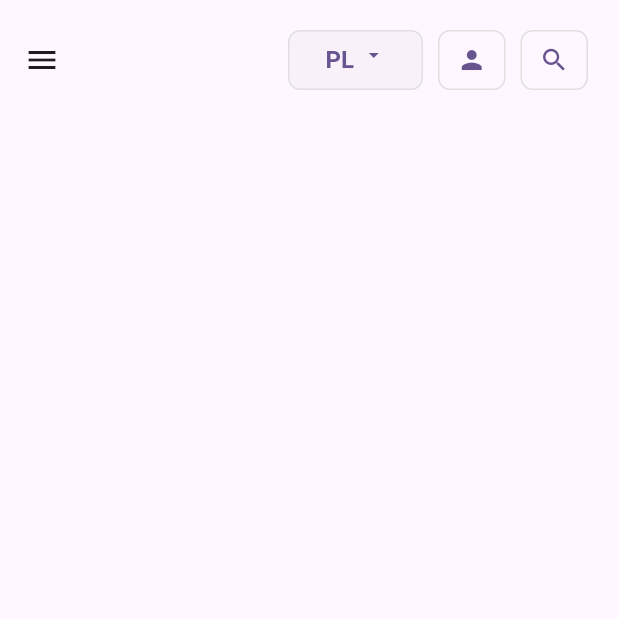
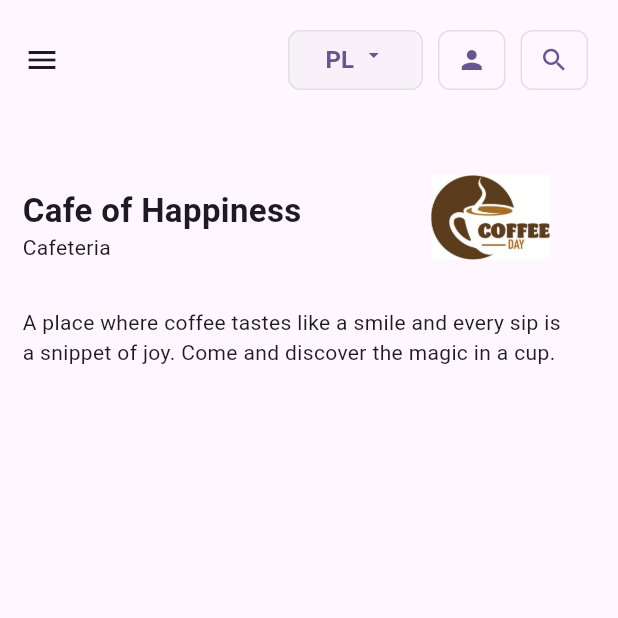
Before and after one commit to igorurbaniak/cafe_of_happiness_app, a Flutter app: the screen it shows after launch, on a phone screen of 412 x 824 dp, the top half of it. Run offline on Flutter 3.47's test engine with Material 3 defaults, Android fonts, the phone set to English and light mode, and no system bars.

Commit message:
Add HomeDiscription about the cafeteria and logo

```diff
--- a/lib/main.dart
+++ b/lib/main.dart
@@ -1,3 +1,4 @@
+import 'package:cafe_of_happiness_app/screens/home_screen.dart';
 import 'package:flutter/material.dart';
 
 void main() {
@@ -16,91 +17,7 @@ class MyApp extends StatelessWidget {
         colorScheme: ColorScheme.fromSeed(seedColor: Colors.deepPurple),
         useMaterial3: true,
       ),
-      home: Scaffold(
-        drawer: const Drawer(),
-        appBar: AppBar(
-          toolbarHeight: 80,
-          actions: [
-            Row(
-              children: [
-                SizedBox(
-                  height: 40,
-                  width: 90,
-                  child: ElevatedButton(
-                    style: ButtonStyle(
-                      elevation: MaterialStateProperty.all(0),
-                      shape: MaterialStateProperty.all(
-                        RoundedRectangleBorder(
-                          borderRadius: BorderRadius.circular(8),
-                          side: BorderSide(color: Colors.grey.shade300),
-                        ),
-                      ),
-                    ),
-                    onPressed: () {},
-                    child: const Wrap(
-                      children: [
-                        Text(
-                          'PL',
-                          style: TextStyle(
-                              fontWeight: FontWeight.w600, fontSize: 16),
-                        ),
-                        SizedBox(width: 5),
-                        Icon(
-                          Icons.arrow_drop_down,
-                          size: 16,
-                        ),
-                      ],
-                    ),
-                  ),
-                ),
-                const SizedBox(width: 10),
-                SizedBox(
-                  height: 40,
-                  width: 45,
-                  child: TextButton(
-                    style: ButtonStyle(
-                      elevation: MaterialStateProperty.all(0),
-                      shape: MaterialStateProperty.all(
-                        RoundedRectangleBorder(
-                          borderRadius: BorderRadius.circular(8),
-                          side: BorderSide(color: Colors.grey.shade300),
-                        ),
-                      ),
-                    ),
-                    child: const Icon(
-                      Icons.person,
-                      size: 20,
-                    ),
-                    onPressed: () {},
-                  ),
-                ),
-                const SizedBox(width: 10),
-                SizedBox(
-                  height: 40,
-                  width: 45,
-                  child: TextButton(
-                    style: ButtonStyle(
-                      elevation: MaterialStateProperty.all(0),
-                      shape: MaterialStateProperty.all(
-                        RoundedRectangleBorder(
-                          borderRadius: BorderRadius.circular(8),
-                          side: BorderSide(color: Colors.grey.shade300),
-                        ),
-                      ),
-                    ),
-                    child: const Icon(
-                      Icons.search,
-                      size: 20,
-                    ),
-                    onPressed: () {},
-                  ),
-                ),
-                SizedBox(width: 20),
-              ],
-            ),
-          ],
-        ),
-      ),
+      home: const HomeScreen(),
     );
   }
 }
--- /dev/null
+++ b/lib/screens/home_screen.dart
@@ -0,0 +1,11 @@
+import 'package:cafe_of_happiness_app/widgets/home_header.dart';
+import 'package:flutter/material.dart';
+
+class HomeScreen extends StatelessWidget {
+  const HomeScreen({super.key});
+
+  @override
+  Widget build(BuildContext context) {
+    return const HomeHeader();
+  }
+}
--- /dev/null
+++ b/lib/widgets/home_discription.dart
@@ -0,0 +1,49 @@
+import 'package:flutter/material.dart';
+
+class HomeDiscription extends StatelessWidget {
+  const HomeDiscription({super.key});
+
+  @override
+  Widget build(BuildContext context) {
+    return Container(
+      width: double.infinity,
+      height: 200,
+      padding: const EdgeInsets.only(top: 25, left: 15, right: 15),
+      child: const Stack(
+        alignment: Alignment.topLeft,
+        children: [
+          Positioned(
+            top: 20,
+            child: Text(
+              'Cafe of Happiness',
+              style: TextStyle(
+                fontWeight: FontWeight.bold,
+                fontSize: 22,
+              ),
+            ),
+          ),
+          Positioned(
+            top: 50,
+            child: Text(
+              'Cafeteria',
+            ),
+          ),
+          Positioned(
+            right: 30,
+            child: Image(
+              image: AssetImage('images/coffee_logo.png'),
+              width: 80,
+              height: 80,
+            ),
+          ),
+          SizedBox(height: 15),
+          Positioned(
+            top: 100,
+            child: Text(
+                'A place where coffee tastes like a smile and every sip is \na snippet of joy. Come and discover the magic in a cup.'),
+          ),
+        ],
+      ),
+    );
+  }
+}
--- /dev/null
+++ b/lib/widgets/home_header.dart
@@ -0,0 +1,104 @@
+import 'package:cafe_of_happiness_app/widgets/home_discription.dart';
+import 'package:flutter/material.dart';
+
+class HomeHeader extends StatelessWidget {
+  const HomeHeader({super.key});
+
+  @override
+  Widget build(BuildContext context) {
+    return Scaffold(
+      drawer: const Drawer(),
+      appBar: AppBar(
+        toolbarHeight: 80,
+        actions: [
+          Column(
+            children: [
+              const Padding(padding: EdgeInsets.only(top: 20)),
+              Row(
+                children: [
+                  SizedBox(
+                    height: 40,
+                    width: 90,
+                    child: ElevatedButton(
+                      style: ButtonStyle(
+                        elevation: MaterialStateProperty.all(0),
+                        shape: MaterialStateProperty.all(
+                          RoundedRectangleBorder(
+                            borderRadius: BorderRadius.circular(8),
+                            side: BorderSide(color: Colors.grey.shade300),
+                          ),
+                        ),
+                      ),
+                      onPressed: () {},
+                      child: const Wrap(
+                        children: [
+                          Text(
+                            'PL',
+                            style: TextStyle(
+                              fontWeight: FontWeight.w600,
+                              fontSize: 16,
+                            ),
+                          ),
+                          SizedBox(width: 5),
+                          Icon(Icons.arrow_drop_down, size: 16),
+                        ],
+                      ),
+                    ),
+                  ),
+                  const SizedBox(width: 10),
+                  SizedBox(
+                    height: 40,
+                    width: 45,
+                    child: TextButton(
+                      style: ButtonStyle(
+                        elevation: MaterialStateProperty.all(0),
+                        shape: MaterialStateProperty.all(
+                          RoundedRectangleBorder(
+                            borderRadius: BorderRadius.circular(8),
+                            side: BorderSide(color: Colors.grey.shade300),
+                          ),
+                        ),
+                      ),
+                      child: const Icon(
+                        Icons.person,
+                        size: 20,
+                      ),
+                      onPressed: () {},
+                    ),
+                  ),
+                  const SizedBox(width: 10),
+                  SizedBox(
+                    height: 40,
+                    width: 45,
+                    child: TextButton(
+                      style: ButtonStyle(
+                        elevation: MaterialStateProperty.all(0),
+                        shape: MaterialStateProperty.all(
+                          RoundedRectangleBorder(
+                            borderRadius: BorderRadius.circular(8),
+                            side: BorderSide(color: Colors.grey.shade300),
+                          ),
+                        ),
+                      ),
+                      child: const Icon(
+                        Icons.search,
+                        size: 20,
+                      ),
+                      onPressed: () {},
+                    ),
+                  ),
+                  const SizedBox(width: 20),
+                ],
+              ),
+            ],
+          ),
+        ],
+      ),
+      body: const Column(
+        children: [
+          HomeDiscription(),
+        ],
+      ),
+    );
+  }
+}
```
Also changed, not shown: images/coffee_logo.png.
